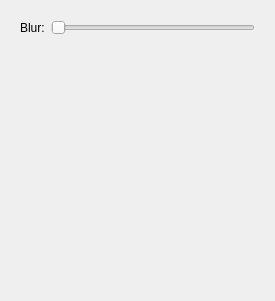
Old version of the form Modules/modulefilterssettings.ui in the repository mcharmas/TouchTracer.
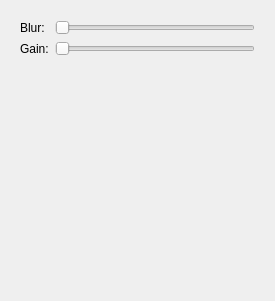
New version of the form.

```diff
--- a/Modules/modulefilterssettings.ui
+++ b/Modules/modulefilterssettings.ui
@@ -16,21 +16,41 @@
   <layout class="QVBoxLayout" name="verticalLayout">
    <item>
     <widget class="QWidget" name="widget" native="true">
-     <layout class="QHBoxLayout" name="horizontalLayout">
-      <item>
+     <layout class="QFormLayout" name="formLayout">
+      <item row="0" column="0">
        <widget class="QLabel" name="label">
         <property name="text">
          <string>Blur:</string>
         </property>
        </widget>
       </item>
-      <item>
+      <item row="0" column="1">
        <widget class="QSlider" name="horizontalSlider">
         <property name="orientation">
          <enum>Qt::Horizontal</enum>
         </property>
        </widget>
       </item>
+      <item row="1" column="0">
+       <widget class="QLabel" name="label_2">
+        <property name="text">
+         <string>Gain:</string>
+        </property>
+       </widget>
+      </item>
+      <item row="1" column="1">
+       <widget class="QSlider" name="gainSlider">
+        <property name="minimum">
+         <number>100</number>
+        </property>
+        <property name="maximum">
+         <number>1000</number>
+        </property>
+        <property name="orientation">
+         <enum>Qt::Horizontal</enum>
+        </property>
+       </widget>
+      </item>
      </layout>
     </widget>
    </item>
```
